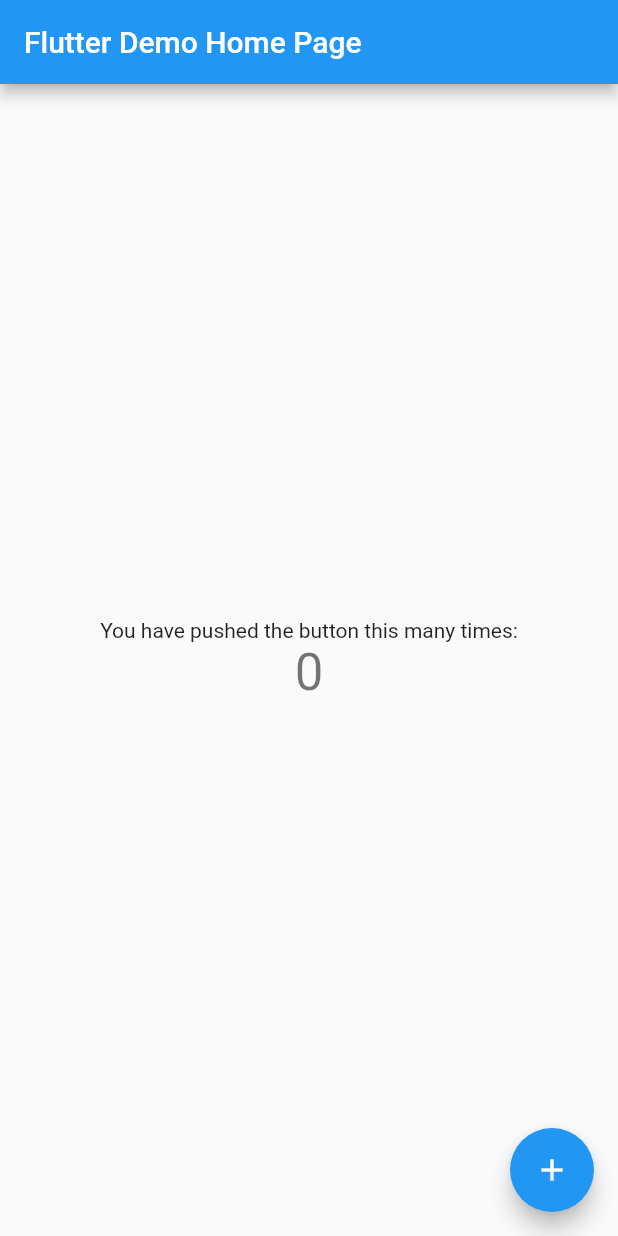
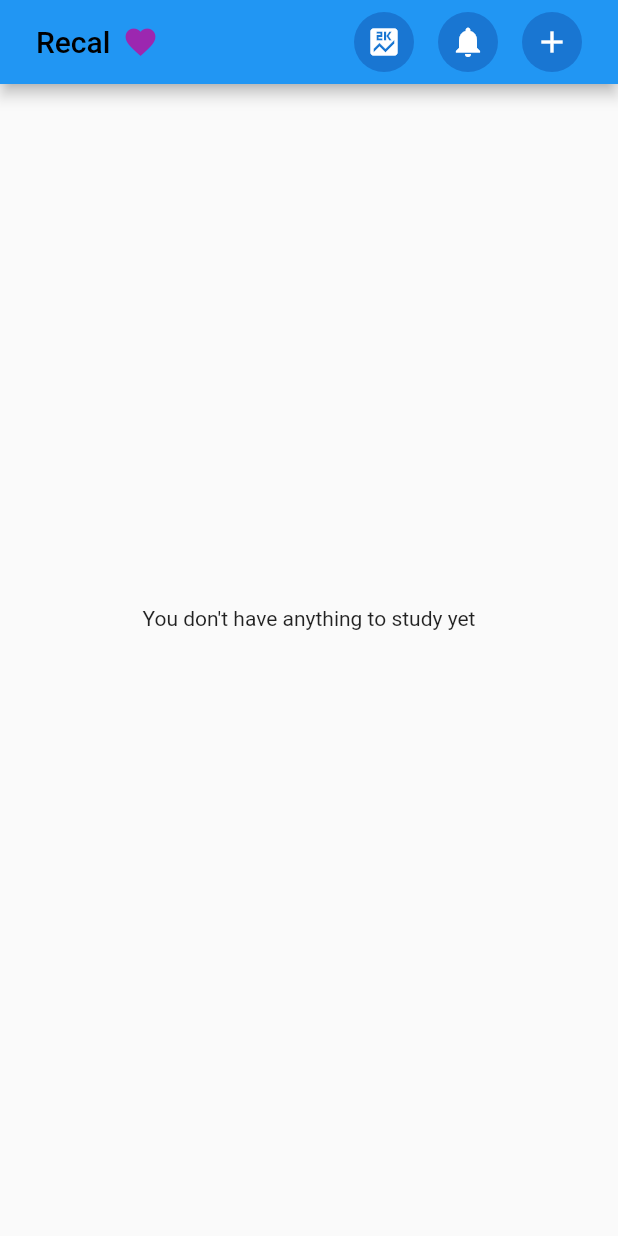
Before and after one commit to All-Khwarizmi/recal-mobile, a Flutter app: the screen it shows after launch, on a phone screen of 412 x 824 dp. Run offline on Flutter 3.47's test engine with Material 2 defaults, Android fonts, the light colour scheme and no system bars.

Commit message:
📦 NEW: Add appBar icons

```diff
--- a/lib/main.dart
+++ b/lib/main.dart
@@ -7,100 +7,79 @@
 class MyApp extends StatelessWidget {
   const MyApp({super.key});
 
-  // This widget is the root of your application.
   @override
   Widget build(BuildContext context) {
     return MaterialApp(
-      title: 'Flutter Demo',
-      theme: ThemeData(
-        primarySwatch: Colors.blue,
+      home: Material(
+        child: Stack(
+          children: [
+            const MyAppBar(),
+            Center(
+                child: Stack(
+              children: [
+                Title(
+                    color: Colors.black,
+                    child: const Text("You don't have anything to study yet"))
+              ],
+            ))
+          ],
+        ),
       ),
-      home: const MyHomePage(title: 'Flutter Demo Home Page'),
     );
   }
 }
 
-class MyHomePage extends StatefulWidget {
-  const MyHomePage({super.key, required this.title});
-
-  // This widget is the home page of your application. It is stateful, meaning
-  // that it has a State object (defined below) that contains fields that affect
-  // how it looks.
-
-  // This class is the configuration for the state. It holds the values (in this
-  // case the title) provided by the parent (in this case the App widget) and
-  // used by the build method of the State. Fields in a Widget subclass are
-  // always marked "final".
-
-  final String title;
-
-  @override
-  State<MyHomePage> createState() => _MyHomePageState();
-}
-
-class _MyHomePageState extends State<MyHomePage> {
-  int _counter = 0;
-
-  void _incrementCounter() {
-    setState(() {
-      // This call to setState tells the Flutter framework that something has
-      // changed in this State, which causes it to rerun the build method below
-      // so that the display can reflect the updated values. If we changed
-      // _counter without calling setState(), then the build method would not be
-      // called again, and so nothing would appear to happen.
-      _counter++;
-    });
-  }
+class MyAppBar extends StatelessWidget {
+  const MyAppBar({
+    super.key,
+  });
 
   @override
   Widget build(BuildContext context) {
-    // This method is rerun every time setState is called, for instance as done
-    // by the _incrementCounter method above.
-    //
-    // The Flutter framework has been optimized to make rerunning build methods
-    // fast, so that you can just rebuild anything that needs updating rather
-    // than having to individually change instances of widgets.
     return Scaffold(
       appBar: AppBar(
-        // Here we take the value from the MyHomePage object that was created by
-        // the App.build method, and use it to set our appbar title.
-        title: Text(widget.title),
-      ),
-      body: Center(
-        // Center is a layout widget. It takes a single child and positions it
-        // in the middle of the parent.
-        child: Column(
-          // Column is also a layout widget. It takes a list of children and
-          // arranges them vertically. By default, it sizes itself to fit its
-          // children horizontally, and tries to be as tall as its parent.
-          //
-          // Invoke "debug painting" (press "p" in the console, choose the
-          // "Toggle Debug Paint" action from the Flutter Inspector in Android
-          // Studio, or the "Toggle Debug Paint" command in Visual Studio Code)
-          // to see the wireframe for each widget.
-          //
-          // Column has various properties to control how it sizes itself and
-          // how it positions its children. Here we use mainAxisAlignment to
-          // center the children vertically; the main axis here is the vertical
-          // axis because Columns are vertical (the cross axis would be
-          // horizontal).
-          mainAxisAlignment: MainAxisAlignment.center,
-          children: <Widget>[
-            const Text(
-              'You have pushed the button this many times:',
+        title: Row(
+          children: [
+            const Padding(
+              padding: EdgeInsets.all(8.0),
+              child: Text(
+                "Recal",
+                style: TextStyle(
+                  color: Colors.black,
+                ),
+              ),
             ),
-            Text(
-              '$_counter',
-              style: Theme.of(context).textTheme.headlineMedium,
+            const Icon(
+              Icons.favorite,
+              color: Colors.purple,
             ),
+            Expanded(
+                child: Row(
+              mainAxisAlignment: MainAxisAlignment.end,
+              children: const [
+                Padding(
+                  padding: EdgeInsets.all(8.0),
+                  child: CircleAvatar(
+                    child: Icon(Icons.score),
+                  ),
+                ),
+                Padding(
+                  padding: EdgeInsets.all(8.0),
+                  child: CircleAvatar(
+                    child: Icon(Icons.notifications),
+                  ),
+                ),
+                Padding(
+                  padding: EdgeInsets.all(8.0),
+                  child: CircleAvatar(
+                    child: Icon(Icons.add),
+                  ),
+                )
+              ],
+            ))
           ],
         ),
       ),
-      floatingActionButton: FloatingActionButton(
-        onPressed: _incrementCounter,
-        tooltip: 'Increment',
-        child: const Icon(Icons.add),
-      ), // This trailing comma makes auto-formatting nicer for build methods.
     );
   }
 }
```
